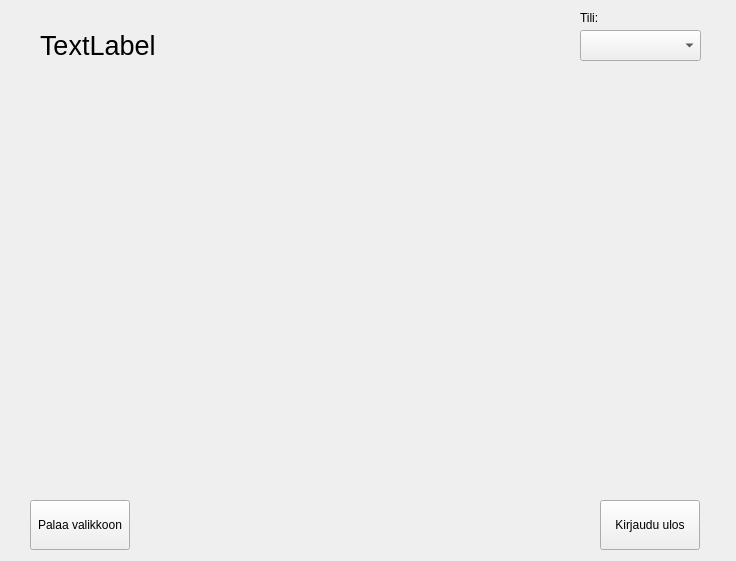
Old version of the form frontend/korttiwindow.ui in the repository janikasavela/Bank.
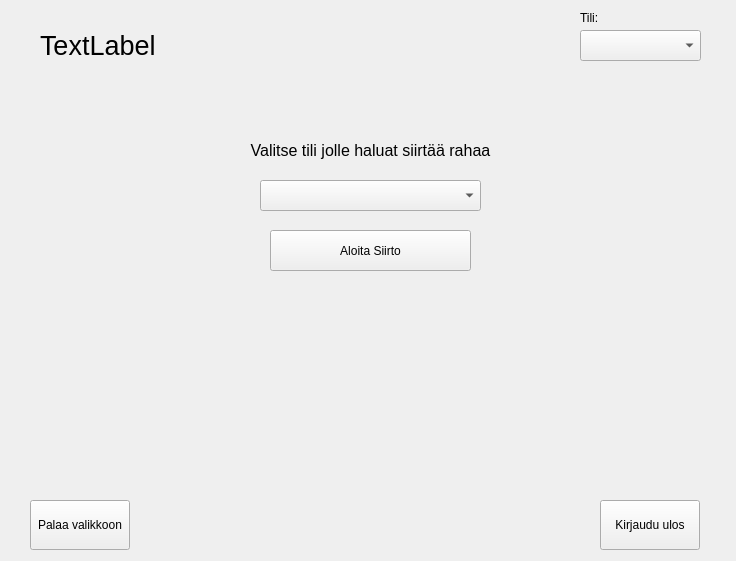
New version of the form. The open tabs and pages were chosen to show the change.

Commit message: comboTilin siistintää

The edit to the form file:
```diff
--- a/frontend/korttiwindow.ui
+++ b/frontend/korttiwindow.ui
@@ -458,7 +458,52 @@
      </property>
     </widget>
    </widget>
-   <widget class="QWidget" name="stackSiirto"/>
+   <widget class="QWidget" name="stackSiirto">
+    <widget class="QLabel" name="label_SiirtoInfo">
+     <property name="geometry">
+      <rect>
+       <x>50</x>
+       <y>140</y>
+       <width>661</width>
+       <height>21</height>
+      </rect>
+     </property>
+     <property name="font">
+      <font>
+       <pointsize>12</pointsize>
+      </font>
+     </property>
+     <property name="text">
+      <string>Valitse tili jolle haluat siirtää rahaa</string>
+     </property>
+     <property name="alignment">
+      <set>Qt::AlignCenter</set>
+     </property>
+    </widget>
+    <widget class="QComboBox" name="comboSiirtoTili">
+     <property name="geometry">
+      <rect>
+       <x>270</x>
+       <y>180</y>
+       <width>221</width>
+       <height>31</height>
+      </rect>
+     </property>
+    </widget>
+    <widget class="QPushButton" name="btnSiirto">
+     <property name="geometry">
+      <rect>
+       <x>280</x>
+       <y>230</y>
+       <width>201</width>
+       <height>41</height>
+      </rect>
+     </property>
+     <property name="text">
+      <string>Aloita Siirto</string>
+     </property>
+    </widget>
+   </widget>
   </widget>
   <widget class="QPushButton" name="btnReturn">
    <property name="enabled">
```
Left out of the diff: 2 changed lines with no effect on the pictures. The commit also changes 1 other file.
